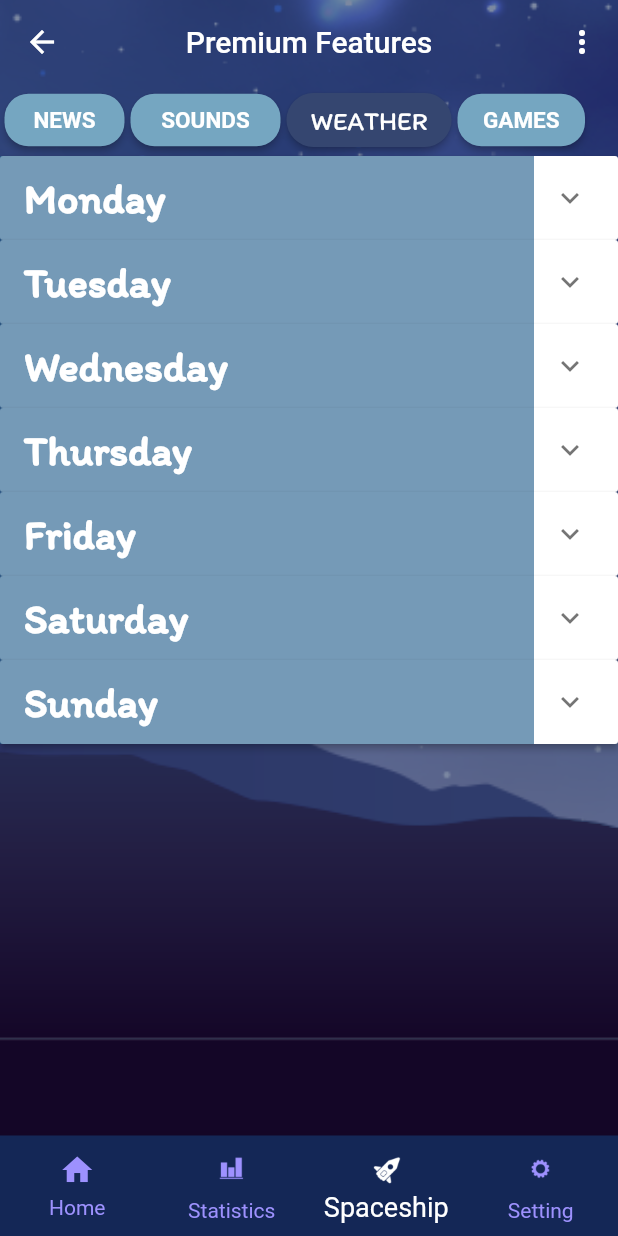
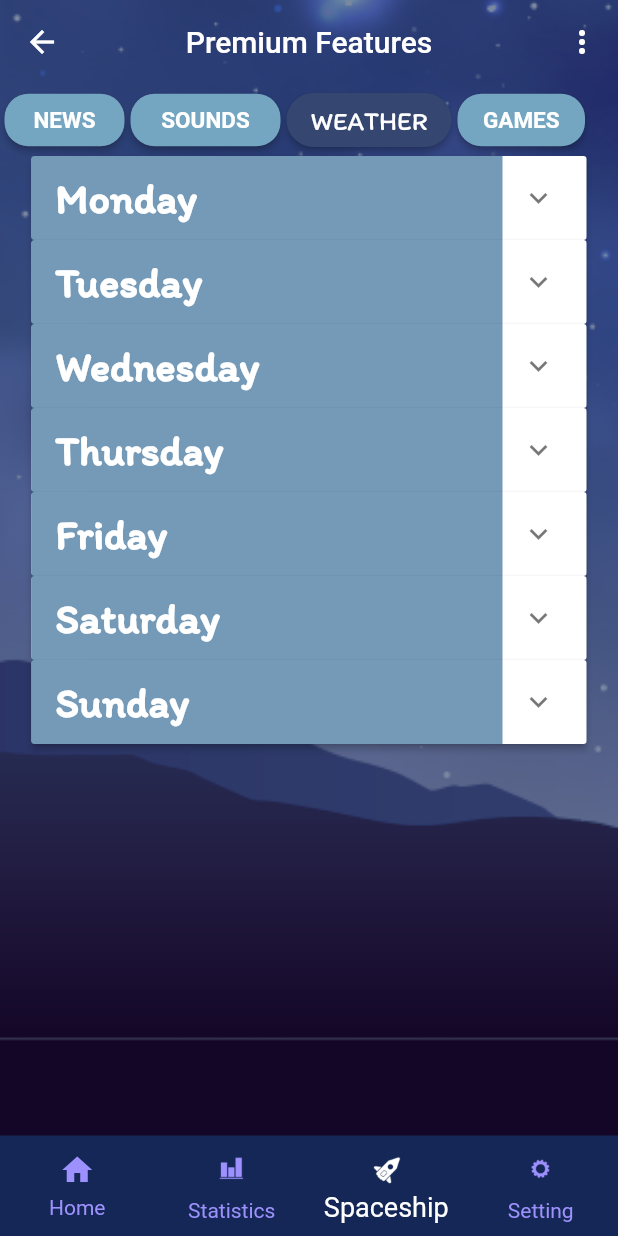
Before and after one commit to anvu1911/EXE201, a Flutter app: the HomePage screen opened directly, item 3 of the bottom bar chosen, on a phone screen of 412 x 824 dp. Run offline on Flutter 3.47's test engine with Material 2 defaults, Android fonts, the phone set to English and light mode, and no system bars; our stand-ins replace cloud_firestore, firebase_auth, firebase_core, fl_chart, flutter_local_notifications, hive and 3 more; missing offline and left inert: android_alarm_manager_plus, flutter_ringtone_player, flutter_vibrate; accounts and stored records are empty.

Commit message:
update list view for Premium_Sound_page.dart UI

```diff
--- a/lib/pages/premium_weather_page.dart
+++ b/lib/pages/premium_weather_page.dart
@@ -144,12 +144,13 @@ class _PremiumWeatherPage extends State<PremiumWeatherPage> {
                       ]
                   ),
                 Expanded (
-                    child:  ListView.builder(
+                    child:  Container(
+                      width: 370,
+                      child: ListView.builder(
                         itemCount: _data.length,
                         itemBuilder: (context, index) {
                           Item item = _data[index];
                           return ExpansionPanelList(
-
                               expansionCallback: (int panelIndex, bool isExpanded) {
                                 setState(() {
                                   _data.forEach((item) {
@@ -161,11 +162,12 @@ class _PremiumWeatherPage extends State<PremiumWeatherPage> {
                               children: [
                                 ExpansionPanel(
                                   headerBuilder: (BuildContext context, bool isExpanded) {
-                                return ListTile(
+                                    return Container(
+                                      //color: Colors.red,
+                                      child: ListTile(
                                         tileColor:const Color.fromARGB(
                                             156, 30, 90, 137),
-                                  title: Container(
-                                    child: Text(
+                                        title:Text(
                                             item.headerValue,
                                             style: TextStyle(
                                               color: Colors.white,
@@ -174,6 +176,7 @@ class _PremiumWeatherPage extends State<PremiumWeatherPage> {
                                                 fontSize: 28,
                                                 fontWeight: FontWeight.bold,
                                             ),
+
                                           ),
                                       ),
                                     );
@@ -187,6 +190,7 @@ class _PremiumWeatherPage extends State<PremiumWeatherPage> {
                               ],
                             );
                         },
+                      ),
                     ),
                   ),
               ],
```
Also changed, not shown: lib/pages/premium_sounds_page.dart (+9 -18 lines). Lines whose indentation alone changed are shown as unchanged.
